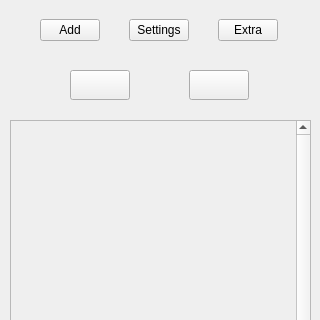
First picture: the form in src/ui_files/Stack_space.ui, repository rakshith111/Time-Stack, before the edit; both pictures show x 0 to 320 and y 0 to 320 of the 320 by 630 pixel window.
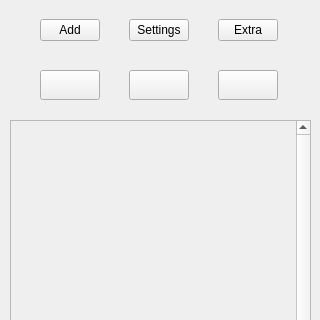
Second picture: the form after the edit.

Commit message: Add remove btn

```diff
--- a/src/ui_files/Stack_space.ui
+++ b/src/ui_files/Stack_space.ui
@@ -198,7 +198,26 @@
      </widget>
     </item>
     <item>
-     <widget class="QPushButton" name="stop_btn">
+     <widget class="QPushButton" name="pause_btn">
+      <property name="minimumSize">
+       <size>
+        <width>60</width>
+        <height>30</height>
+       </size>
+      </property>
+      <property name="maximumSize">
+       <size>
+        <width>60</width>
+        <height>30</height>
+       </size>
+      </property>
+      <property name="text">
+       <string/>
+      </property>
+     </widget>
+    </item>
+    <item>
+     <widget class="QPushButton" name="remove_btn">
       <property name="minimumSize">
        <size>
         <width>60</width>
```
Left out of the diff: 4 changed lines with no effect on the pictures. The commit also changes 2 other files.
